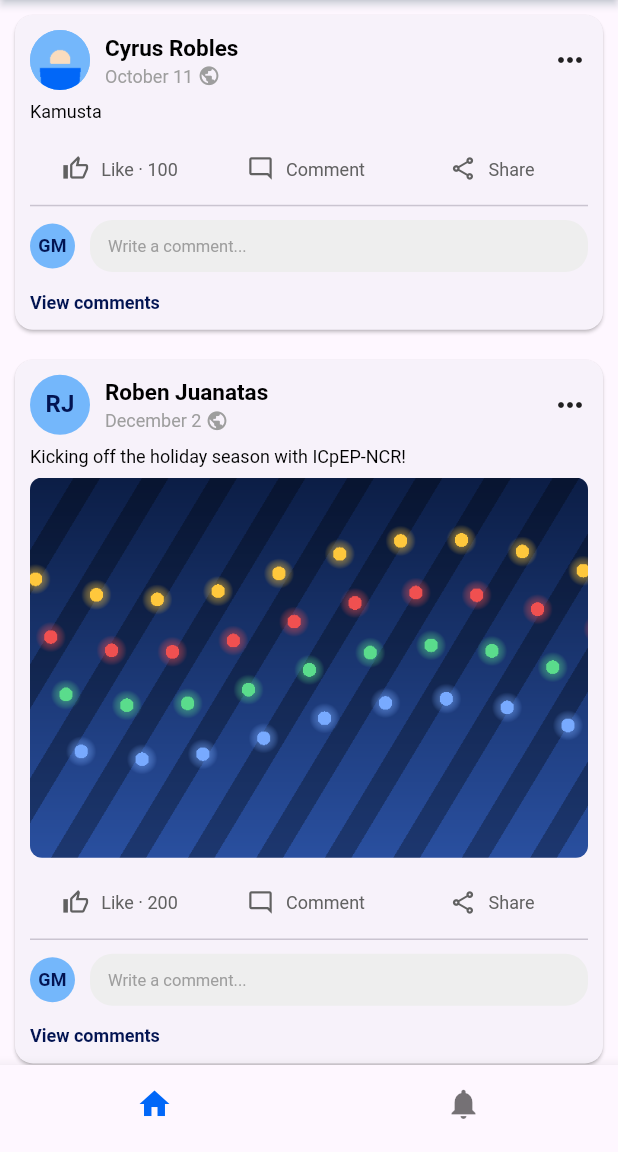
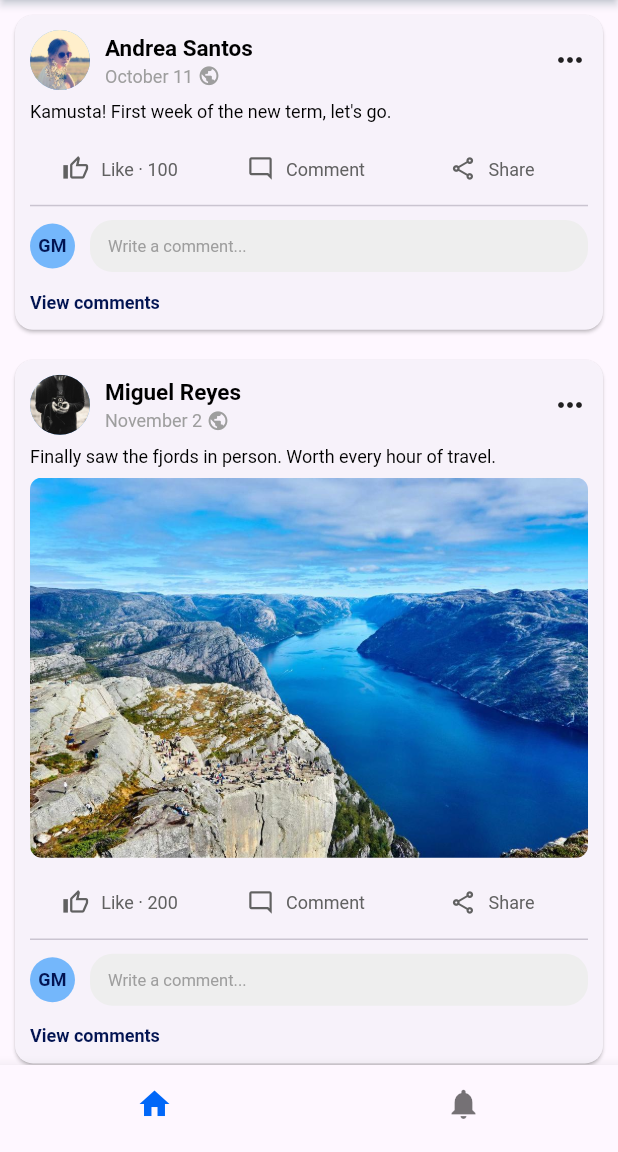
Before and after one commit to Gwennovation/manalo_mobprogAY2627, a Flutter app: the screen it shows after launch, on a phone screen of 412 x 824 dp, the part 84-1236 px from its top. Run offline on Flutter 3.47's test engine with Material 3 defaults, Android fonts, the phone set to English and light mode, and no system bars; our stand-ins replace flutter_screenutil; Roboto replaces fonts that are missing (Frutiger, Klavika).

Commit message:
lab_act1: use stock photos and new sample users in the newsfeed
Replace the old avatar and post images with free Unsplash stock photos
(credited in assets/images/CREDITS.md) and update the sample posts to
four new users, still covering the text-only, image, and placeholder
cases. Update the README discussion to match.

Co-Authored-By: Claude Opus 5.5 <noreply@anthropic.com>

```diff
--- a/manalo_mobprog/lib/screens/newsfeed_screen.dart
+++ b/manalo_mobprog/lib/screens/newsfeed_screen.dart
@@ -10,22 +10,32 @@ class NewsFeedScreen extends StatelessWidget {
       children: const [
         // Text-only post, user photo from assets
         NewsFeedCard(
-          userName: 'Cyrus Robles',
-          postContent: 'Kamusta',
+          userName: 'Andrea Santos',
+          postContent: 'Kamusta! First week of the new term, let\'s go.',
           numOfLikes: 100,
           date: 'October 11',
-          avatarPath: 'assets/images/avatar_cyrus.png',
+          avatarPath: 'assets/images/avatar_andrea.jpg',
         ),
-        // Post with an image, avatar falls back to initials
+        // Post with an image and a user photo
         NewsFeedCard(
-          userName: 'Roben Juanatas',
-          postContent: 'Kicking off the holiday season with ICpEP-NCR!',
+          userName: 'Miguel Reyes',
+          postContent: 'Finally saw the fjords in person. Worth every hour of travel.',
           numOfLikes: 200,
           hasImage: true,
-          imagePath: 'assets/images/post_holiday.png',
-          date: 'December 2',
+          imagePath: 'assets/images/post_fjord.jpg',
+          date: 'November 2',
+          avatarPath: 'assets/images/avatar_miguel.jpg',
         ),
-        // hasImage is true but no file given -> Placeholder widget
+        NewsFeedCard(
+          userName: 'Paolo Cruz',
+          postContent: 'Study session fuel for finals week.',
+          numOfLikes: 85,
+          hasImage: true,
+          imagePath: 'assets/images/post_coffee.jpg',
+          date: 'November 15',
+          avatarPath: 'assets/images/avatar_paolo.jpg',
+        ),
+        // No avatar -> initials; hasImage is true but no file -> Placeholder
         NewsFeedCard(
           userName: 'Gwyneth Manalo',
           postContent: 'Photo coming soon!',
```
Also changed, not shown: manalo_mobprog/assets/images/avatar_andrea.jpg (added), manalo_mobprog/assets/images/avatar_cyrus.png (deleted), manalo_mobprog/assets/images/avatar_miguel.jpg (added), manalo_mobprog/assets/images/avatar_paolo.jpg (added), manalo_mobprog/assets/images/post_coffee.jpg (added), manalo_mobprog/assets/images/post_fjord.jpg (added), manalo_mobprog/assets/images/post_holiday.png (deleted), 2 other files.
